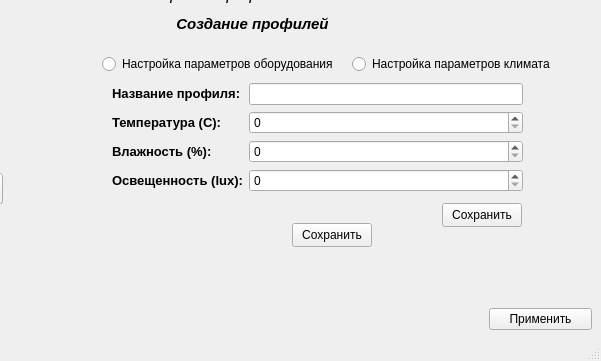
Qt form desktop_app/mainwindow.ui (LehicPokic/Diplom_IVT02_Deribo) before a commit; both pictures show x 227 to 828 and y 150 to 511 of the 828 by 511 pixel window.
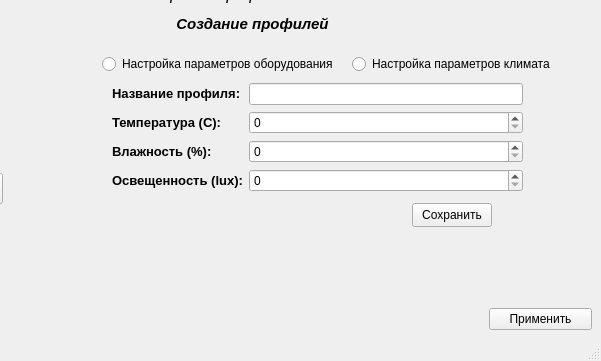
The same form after that commit.

```diff
--- a/desktop_app/mainwindow.ui
+++ b/desktop_app/mainwindow.ui
@@ -510,7 +510,7 @@
           <x>320</x>
           <y>110</y>
           <width>441</width>
-          <height>161</height>
+          <height>131</height>
          </rect>
         </property>
         <property name="currentIndex">
@@ -623,26 +623,13 @@
            </item>
           </layout>
          </widget>
-         <widget class="QPushButton" name="pushButton_4">
-          <property name="geometry">
-           <rect>
-            <x>340</x>
-            <y>130</y>
-            <width>80</width>
-            <height>24</height>
-           </rect>
-          </property>
-          <property name="text">
-           <string>Сохранить</string>
-          </property>
-         </widget>
         </widget>
        </widget>
        <widget class="QPushButton" name="pushButton_3">
         <property name="geometry">
          <rect>
-          <x>510</x>
-          <y>260</y>
+          <x>630</x>
+          <y>240</y>
           <width>80</width>
           <height>24</height>
          </rect>
```
